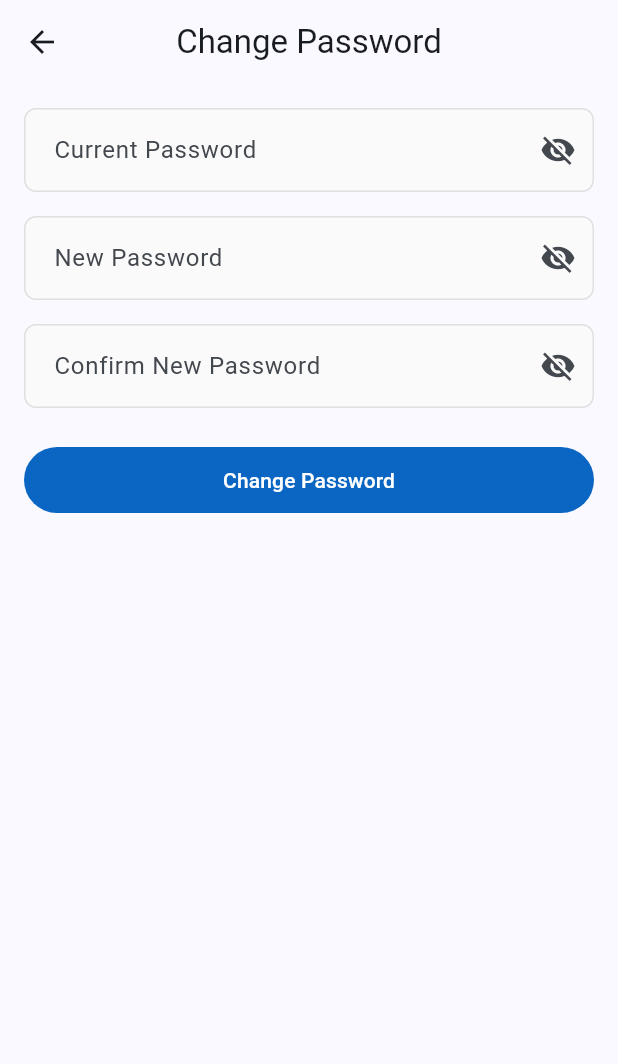
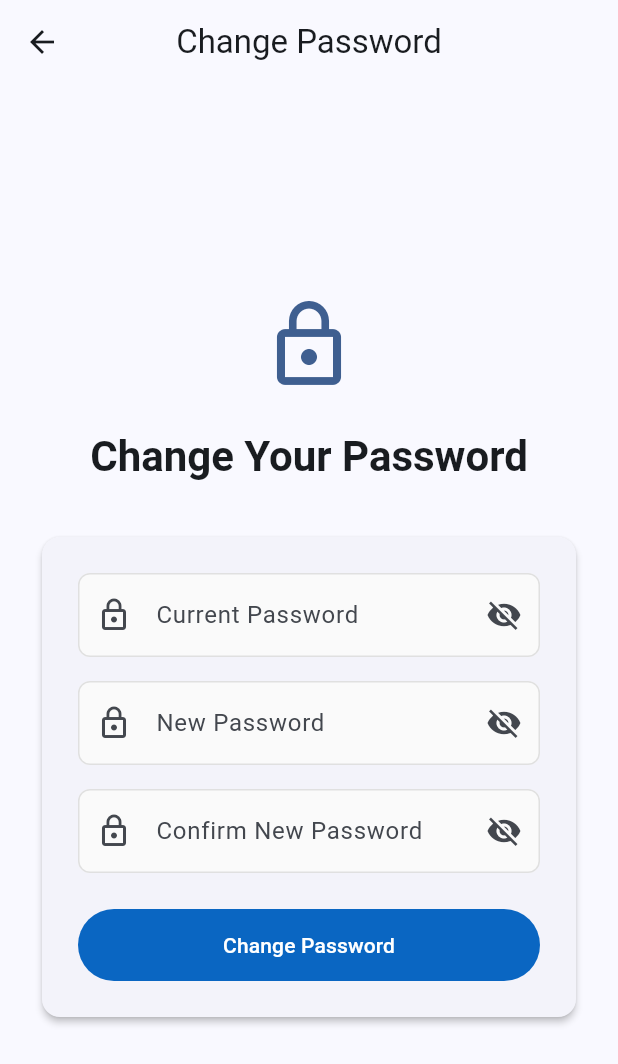
Before and after one commit to myonathanlinkedin/flutter_netcore_chatbot, a Flutter app: the ChangePasswordScreen screen opened by its route, on a phone screen of 412 x 824 dp. Shown: the top 1064 px of the screen. Run offline on Flutter 3.47's test engine with Material 3 defaults, Android fonts, the light colour scheme and no system bars; our stand-ins replace dio, flutter_bloc, freezed_annotation, shared_preferences; accounts and stored records are empty; generated files the repository leaves out were written again.

Commit message:
Fix request & response format

```diff
--- a/lib/data/models/auth/auth_request.dart
+++ b/lib/data/models/auth/auth_request.dart
@@ -19,9 +19,7 @@ class RegisterRequest with _$RegisterRequest {
   const factory RegisterRequest({
     required String email,
     required String password,
-    required String username,
-    String? firstName,
-    String? lastName,
+    required String confirmPassword,
   }) = _RegisterRequest;
 
   factory RegisterRequest.fromJson(Map<String, dynamic> json) =>
@@ -41,8 +39,9 @@ class ResetPasswordRequest with _$ResetPasswordRequest {
 @freezed
 class ChangePasswordRequest with _$ChangePasswordRequest {
   const factory ChangePasswordRequest({
-    required String oldPassword,
+    required String currentPassword,
     required String newPassword,
+    required String confirmNewPassword,
   }) = _ChangePasswordRequest;
 
   factory ChangePasswordRequest.fromJson(Map<String, dynamic> json) =>
--- a/lib/screens/auth/change_password_screen.dart
+++ b/lib/screens/auth/change_password_screen.dart
@@ -14,18 +14,18 @@ class ChangePasswordScreen extends StatefulWidget {
 
 class _ChangePasswordScreenState extends State<ChangePasswordScreen> {
   final _formKey = GlobalKey<FormState>();
-  final _oldPasswordController = TextEditingController();
+  final _currentPasswordController = TextEditingController();
   final _newPasswordController = TextEditingController();
-  final _confirmPasswordController = TextEditingController();
-  bool _obscureOldPassword = true;
+  final _confirmNewPasswordController = TextEditingController();
+  bool _obscureCurrentPassword = true;
   bool _obscureNewPassword = true;
-  bool _obscureConfirmPassword = true;
+  bool _obscureConfirmNewPassword = true;
 
   @override
   void dispose() {
-    _oldPasswordController.dispose();
+    _currentPasswordController.dispose();
     _newPasswordController.dispose();
-    _confirmPasswordController.dispose();
+    _confirmNewPasswordController.dispose();
     super.dispose();
   }
 
@@ -34,8 +34,9 @@ class _ChangePasswordScreenState extends State<ChangePasswordScreen> {
       context.read<AuthBloc>().add(
             AuthEvent.changePassword(
               ChangePasswordRequest(
-                oldPassword: _oldPasswordController.text,
+                currentPassword: _currentPasswordController.text,
                 newPassword: _newPasswordController.text,
+                confirmNewPassword: _confirmNewPasswordController.text,
               ),
             ),
           );
@@ -44,6 +45,9 @@ class _ChangePasswordScreenState extends State<ChangePasswordScreen> {
 
   @override
   Widget build(BuildContext context) {
+    final theme = Theme.of(context);
+    final isDark = theme.brightness == Brightness.dark;
+
     return Scaffold(
       appBar: AppBar(
         title: const Text('Change Password'),
@@ -52,33 +56,71 @@ class _ChangePasswordScreenState extends State<ChangePasswordScreen> {
         listener: (context, state) {
           if (state.error != null) {
             ScaffoldMessenger.of(context).showSnackBar(
-              SnackBar(content: Text(state.error!)),
+              SnackBar(
+                content: Text(state.error!),
+                backgroundColor: Colors.red,
+              ),
             );
+          } else if (!state.isLoading) {
+            ScaffoldMessenger.of(context).showSnackBar(
+              const SnackBar(
+                content: Text('Password changed successfully'),
+                backgroundColor: Colors.green,
+              ),
+            );
+            Navigator.pop(context);
           }
         },
         builder: (context, state) {
-          return SingleChildScrollView(
-            padding: const EdgeInsets.all(16.0),
+          return Center(
+            child: SingleChildScrollView(
+              child: Padding(
+                padding: const EdgeInsets.all(24.0),
+                child: Column(
+                  mainAxisAlignment: MainAxisAlignment.center,
+                  crossAxisAlignment: CrossAxisAlignment.stretch,
+                  children: [
+                    // Icon and Title
+                    Icon(
+                      Icons.lock_outline,
+                      size: 64,
+                      color: theme.colorScheme.primary,
+                    ),
+                    const SizedBox(height: 24),
+                    Text(
+                      'Change Your Password',
+                      style: theme.textTheme.headlineMedium?.copyWith(
+                        fontWeight: FontWeight.bold,
+                        color: theme.colorScheme.onBackground,
+                      ),
+                      textAlign: TextAlign.center,
+                    ),
+                    const SizedBox(height: 32),
+                    // Change Password Form
+                    Card(
+                      elevation: isDark ? 4 : 2,
+                      child: Padding(
+                        padding: const EdgeInsets.all(24.0),
                         child: Form(
                           key: _formKey,
                           child: Column(
                             crossAxisAlignment: CrossAxisAlignment.stretch,
                             children: [
                               TextFormField(
-                    controller: _oldPasswordController,
-                    obscureText: _obscureOldPassword,
+                                controller: _currentPasswordController,
+                                obscureText: _obscureCurrentPassword,
                                 decoration: InputDecoration(
                                   labelText: 'Current Password',
-                      border: const OutlineInputBorder(),
+                                  prefixIcon: const Icon(Icons.lock_outline),
                                   suffixIcon: IconButton(
                                     icon: Icon(
-                          _obscureOldPassword
+                                      _obscureCurrentPassword
                                           ? Icons.visibility_off
                                           : Icons.visibility,
                                     ),
                                     onPressed: () {
                                       setState(() {
-                            _obscureOldPassword = !_obscureOldPassword;
+                                        _obscureCurrentPassword = !_obscureCurrentPassword;
                                       });
                                     },
                                   ),
@@ -96,7 +138,7 @@ class _ChangePasswordScreenState extends State<ChangePasswordScreen> {
                                 obscureText: _obscureNewPassword,
                                 decoration: InputDecoration(
                                   labelText: 'New Password',
-                      border: const OutlineInputBorder(),
+                                  prefixIcon: const Icon(Icons.lock_outline),
                                   suffixIcon: IconButton(
                                     icon: Icon(
                                       _obscureNewPassword
@@ -112,33 +154,30 @@ class _ChangePasswordScreenState extends State<ChangePasswordScreen> {
                                 ),
                                 validator: (value) {
                                   if (value == null || value.isEmpty) {
-                        return 'Please enter a new password';
+                                    return 'Please enter your new password';
                                   }
                                   if (value.length < 6) {
                                     return 'Password must be at least 6 characters';
-                      }
-                      if (value == _oldPasswordController.text) {
-                        return 'New password must be different from current password';
                                   }
                                   return null;
                                 },
                               ),
                               const SizedBox(height: 16),
                               TextFormField(
-                    controller: _confirmPasswordController,
-                    obscureText: _obscureConfirmPassword,
+                                controller: _confirmNewPasswordController,
+                                obscureText: _obscureConfirmNewPassword,
                                 decoration: InputDecoration(
                                   labelText: 'Confirm New Password',
-                      border: const OutlineInputBorder(),
+                                  prefixIcon: const Icon(Icons.lock_outline),
                                   suffixIcon: IconButton(
                                     icon: Icon(
-                          _obscureConfirmPassword
+                                      _obscureConfirmNewPassword
                                           ? Icons.visibility_off
                                           : Icons.visibility,
                                     ),
                                     onPressed: () {
                                       setState(() {
-                            _obscureConfirmPassword = !_obscureConfirmPassword;
+                                        _obscureConfirmNewPassword = !_obscureConfirmNewPassword;
                                       });
                                     },
                                   ),
@@ -154,19 +193,26 @@ class _ChangePasswordScreenState extends State<ChangePasswordScreen> {
                                 },
                               ),
                               const SizedBox(height: 24),
-                  ElevatedButton(
+                              SizedBox(
+                                height: 48,
+                                child: ElevatedButton(
                                   onPressed: state.isLoading ? null : _onChangePasswordPressed,
                                   child: state.isLoading
                                       ? const SizedBox(
-                            height: 20,
-                            width: 20,
-                            child: CircularProgressIndicator(
-                              strokeWidth: 2,
-                            ),
+                                          height: 24,
+                                          width: 24,
+                                          child: CircularProgressIndicator(),
                                         )
                                       : const Text('Change Password'),
                                 ),
+                              ),
                             ],
+                          ),
+                        ),
+                      ),
+                    ),
+                  ],
+                ),
               ),
             ),
           );
--- a/lib/screens/auth/login_screen.dart
+++ b/lib/screens/auth/login_screen.dart
@@ -73,7 +73,7 @@ class _LoginScreenState extends State<LoginScreen> {
                     ),
                     const SizedBox(height: 24),
                     Text(
-                      'Sign in to NetCore Chatbot',
+                      'Sign in to .NET Core Chatbot',
                       style: theme.textTheme.headlineMedium?.copyWith(
                         fontWeight: FontWeight.bold,
                         color: theme.colorScheme.onBackground,
```
Also changed, not shown: lib/screens/auth/register_screen.dart (+58 -58 lines), lib/screens/chat/chat_screen.dart (+22 -9 lines), lib/services/chatbot_service.dart (+18 -2 lines). Lines whose indentation alone changed are shown as unchanged.
